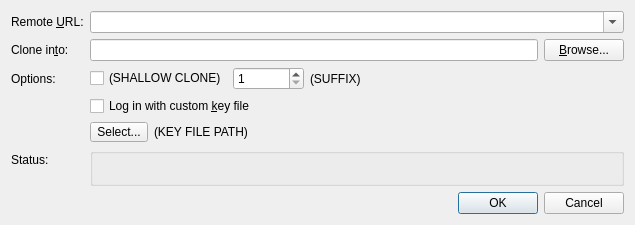
Before: the Qt Designer form gitfourchette/forms/clonedialog.ui in weblate/gitfourchette, drawn with Qt 5.
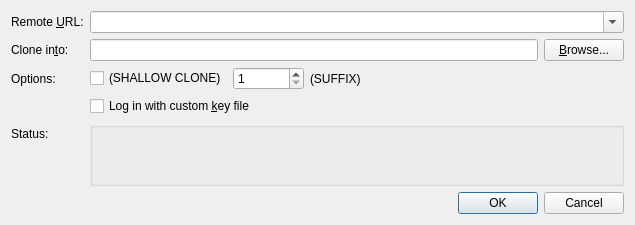
After: the same form once the commit is applied. Custom widgets are drawn as their Qt base class.

Commit message: CloneDialog & RemoteDialog share KeyFilePickerCheckBox

Patch:
```diff
--- a/gitfourchette/forms/clonedialog.ui
+++ b/gitfourchette/forms/clonedialog.ui
@@ -139,47 +139,11 @@
     </layout>
    </item>
    <item row="3" column="1">
-    <layout class="QGridLayout" name="keyFileLayout">
-     <item row="0" column="0" colspan="2">
-      <widget class="QCheckBox" name="keyFileCheckBox">
-       <property name="sizePolicy">
-        <sizepolicy hsizetype="MinimumExpanding" vsizetype="Fixed">
-         <horstretch>1</horstretch>
-         <verstretch>0</verstretch>
-        </sizepolicy>
-       </property>
-       <property name="text">
-        <string>Log in with custom &amp;key file</string>
-       </property>
-      </widget>
-     </item>
-     <item row="1" column="0">
-      <widget class="QToolButton" name="keyFileBrowseButton">
-       <property name="maximumSize">
-        <size>
-         <width>16777215</width>
-         <height>20</height>
-        </size>
-       </property>
-       <property name="text">
-        <string>Select...</string>
-       </property>
-      </widget>
-     </item>
-     <item row="1" column="1">
-      <widget class="QLabel" name="keyFilePath">
-       <property name="sizePolicy">
-        <sizepolicy hsizetype="Ignored" vsizetype="Preferred">
-         <horstretch>0</horstretch>
-         <verstretch>0</verstretch>
-        </sizepolicy>
-       </property>
-       <property name="text">
-        <string notr="true">(KEY FILE PATH)</string>
-       </property>
-      </widget>
-     </item>
-    </layout>
+    <widget class="KeyFilePickerCheckBox" name="keyFilePicker">
+     <property name="text">
+      <string>Log in with custom &amp;key file</string>
+     </property>
+    </widget>
    </item>
    <item row="4" column="0">
     <widget class="QLabel" name="statusLabel">
@@ -234,6 +198,11 @@
   </layout>
  </widget>
  <customwidgets>
+  <customwidget>
+   <class>KeyFilePickerCheckBox</class>
+   <extends>QCheckBox</extends>
+   <header>gitfourchette.forms.keyfilepickercheckbox</header>
+  </customwidget>
   <customwidget>
    <class>StatusForm</class>
    <extends>QWidget</extends>
```
Left out of the diff: 12 changed lines with no effect on the pictures. The commit also changes 9 other files.
